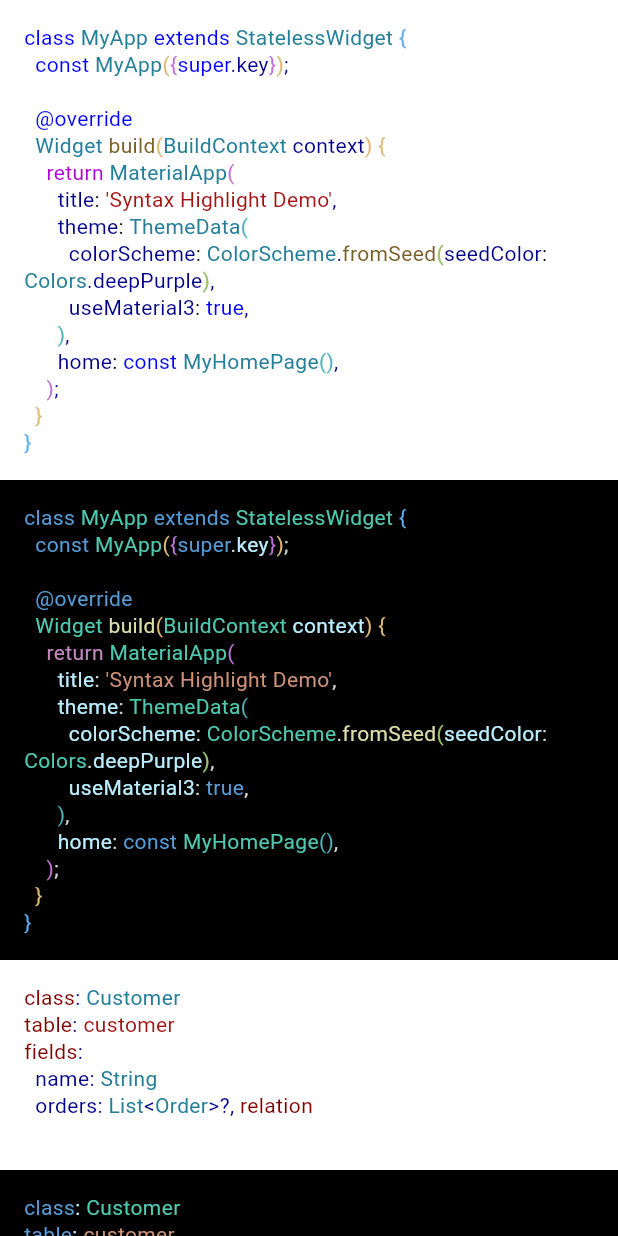
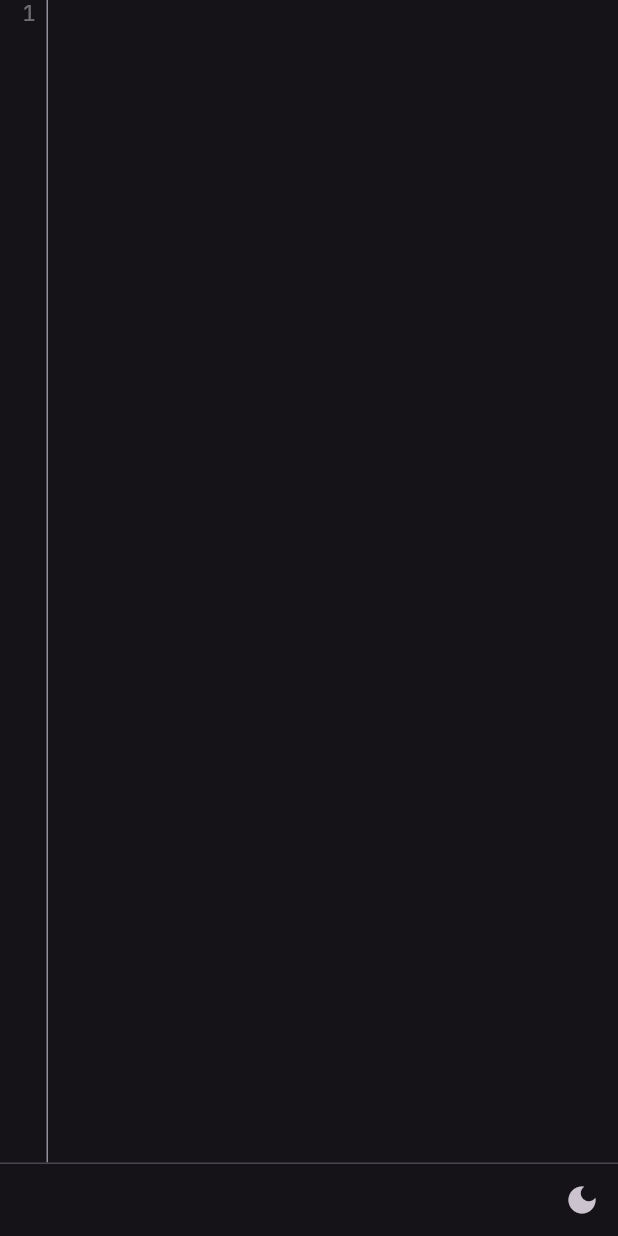
Before and after one commit to serverpod/syntax_highlight, a Flutter app: the screen it shows after launch, on a phone screen of 412 x 824 dp. Run offline on Flutter 3.47's test engine with Material 3 defaults, Android fonts, the phone set to English and light mode, and no system bars; our stand-ins replace google_fonts, string_scanner.

Commit message:
feat: Adds basic code editor and modifies the example to show the editor.

```diff
--- a/example/lib/main.dart
+++ b/example/lib/main.dart
@@ -2,39 +2,8 @@ import 'package:flutter/material.dart';
 import 'package:google_fonts/google_fonts.dart';
 import 'package:syntax_highlight/syntax_highlight.dart';
 
-// Example code.
-const _code = '''class MyApp extends StatelessWidget {
-  const MyApp({super.key});
-
-  @override
-  Widget build(BuildContext context) {
-    return MaterialApp(
-      title: 'Syntax Highlight Demo',
-      theme: ThemeData(
-        colorScheme: ColorScheme.fromSeed(seedColor: Colors.deepPurple),
-        useMaterial3: true,
-      ),
-      home: const MyHomePage(),
-    );
-  }
-}''';
-
-const _serverpodYaml = '''
-class: Customer
-table: customer
-fields:
-  name: String
-  orders: List<Order>?, relation
-''';
-
-const _json = '{"name":"John", "age":30, "car":null}';
-
 late final Highlighter _dartLightHighlighter;
 late final Highlighter _dartDarkHighlighter;
-late final Highlighter _serverpodProtocolLightYamlHighlighter;
-late final Highlighter _serverpodProtocolDarkYamlHighlighter;
-late final Highlighter _jsonLightHighlighter;
-late final Highlighter _jsonDarkHighlighter;
 
 void main() async {
   WidgetsFlutterBinding.ensureInitialized();
@@ -54,14 +23,6 @@ void main() async {
     language: 'dart',
     theme: lightTheme,
   );
-  _serverpodProtocolLightYamlHighlighter = Highlighter(
-    language: 'serverpod_protocol',
-    theme: lightTheme,
-  );
-  _jsonLightHighlighter = Highlighter(
-    language: 'json',
-    theme: lightTheme,
-  );
 
   // Load the default dark theme and create a highlighter.
   var darkTheme = await HighlighterTheme.loadDarkTheme();
@@ -69,113 +30,97 @@ void main() async {
     language: 'dart',
     theme: darkTheme,
   );
-  _serverpodProtocolDarkYamlHighlighter = Highlighter(
-    language: 'serverpod_protocol',
-    theme: darkTheme,
-  );
-  _jsonDarkHighlighter = Highlighter(
-    language: 'json',
-    theme: darkTheme,
-  );
 
   runApp(const MyApp());
 }
 
-class MyApp extends StatelessWidget {
+class MyApp extends StatefulWidget {
   const MyApp({super.key});
+
+  @override
+  State<MyApp> createState() => _MyAppState();
+}
+
+class _MyAppState extends State<MyApp> {
+  var _brightness = Brightness.dark;
+
+  void _setBrightness(Brightness brightness) {
+    setState(() {
+      _brightness = brightness;
+    });
+  }
 
   @override
   Widget build(BuildContext context) {
     return MaterialApp(
       title: 'Syntax Highlight Demo',
       theme: ThemeData(
-        colorScheme: ColorScheme.fromSeed(seedColor: Colors.deepPurple),
+        colorScheme: ColorScheme.fromSeed(
+          seedColor: Colors.deepPurple,
+          brightness: _brightness,
+        ),
         useMaterial3: true,
       ),
-      home: const MyHomePage(),
+      home: MyHomePage(
+        brightness: _brightness,
+        onSetBrightness: _setBrightness,
+      ),
     );
   }
 }
 
-class MyHomePage extends StatelessWidget {
-  const MyHomePage({Key? key}) : super(key: key);
+class MyHomePage extends StatefulWidget {
+  final Brightness brightness;
+  final void Function(Brightness) onSetBrightness;
 
+  const MyHomePage({
+    Key? key,
+    required this.brightness,
+    required this.onSetBrightness,
+  }) : super(key: key);
+
+  @override
+  State<MyHomePage> createState() => _MyHomePageState();
+}
+
+class _MyHomePageState extends State<MyHomePage> {
   @override
   Widget build(BuildContext context) {
     return Scaffold(
-      body: ListView(
+      body: Column(
         children: [
-          Container(
-            padding: const EdgeInsets.all(16),
-            color: Colors.white,
-            child: Text.rich(
-              // Highlight the code.
-              _dartLightHighlighter.highlight(_code),
-              style: GoogleFonts.jetBrainsMono(
+          Expanded(
+            child: CodeEditor(
+              textStyle: GoogleFonts.jetBrainsMono(
                 fontSize: 14,
                 height: 1.3,
               ),
+              controller: CodeEditorController(
+                  lightHighlighter: _dartLightHighlighter,
+                  darkHighlighter: _dartDarkHighlighter),
             ),
           ),
-          Container(
-            padding: const EdgeInsets.all(16),
-            color: Colors.black,
-            child: Text.rich(
-              // Highlight the code.
-              _dartDarkHighlighter.highlight(_code),
-              style: GoogleFonts.jetBrainsMono(
-                fontSize: 14,
-                height: 1.3,
+          const Divider(
+            height: 1,
+          ),
+          Row(
+            children: [
+              const Spacer(),
+              IconButton(
+                icon: Icon(
+                  widget.brightness == Brightness.light
+                      ? Icons.light_mode
+                      : Icons.dark_mode,
+                ),
+                onPressed: () {
+                  widget.onSetBrightness(
+                    widget.brightness == Brightness.light
+                        ? Brightness.dark
+                        : Brightness.light,
+                  );
+                },
               ),
-            ),
-          ),
-          Container(
-            padding: const EdgeInsets.all(16),
-            color: Colors.white,
-            child: Text.rich(
-              // Highlight the code.
-              _serverpodProtocolLightYamlHighlighter.highlight(_serverpodYaml),
-              style: GoogleFonts.jetBrainsMono(
-                fontSize: 14,
-                height: 1.3,
-              ),
-            ),
-          ),
-          Container(
-            padding: const EdgeInsets.all(16),
-            color: Colors.black,
-            child: Text.rich(
-              // Highlight the code.
-              _serverpodProtocolDarkYamlHighlighter.highlight(_serverpodYaml),
-              style: GoogleFonts.jetBrainsMono(
-                fontSize: 14,
-                height: 1.3,
-              ),
-            ),
-          ),
-          Container(
-            padding: const EdgeInsets.all(16),
-            color: Colors.white,
-            child: Text.rich(
-              // Highlight the code.
-              _jsonLightHighlighter.highlight(_json),
-              style: GoogleFonts.jetBrainsMono(
-                fontSize: 14,
-                height: 1.3,
-              ),
-            ),
-          ),
-          Container(
-            padding: const EdgeInsets.all(16),
-            color: Colors.black,
-            child: Text.rich(
-              // Highlight the code.
-              _jsonDarkHighlighter.highlight(_json),
-              style: GoogleFonts.jetBrainsMono(
-                fontSize: 14,
-                height: 1.3,
-              ),
-            ),
+            ],
           ),
         ],
       ),
--- /dev/null
+++ b/lib/src/code_editor.dart
@@ -0,0 +1,224 @@
+/// A code editor widget that provides syntax highlighting and line numbers.
+///
+/// This widget creates a text editor with the following features:
+/// * Line numbers in a gutter on the left side.
+/// * Syntax highlighting for supported languages.
+/// * Automatic line wrapping.
+/// * Optional read-only mode.
+///
+/// The editor consists of two main parts:
+/// 1. A line number gutter that automatically updates as text changes.
+/// 2. The main text editing area with syntax highlighting.
+import 'package:flutter/material.dart';
+import 'package:syntax_highlight/syntax_highlight.dart';
+
+/// Width of the line number gutter in logical pixels
+const _gutterWidth = 40.0;
+
+/// Margin between the gutter and main text area in logical pixels
+const _gutterMargin = 8.0;
+
+/// A code editor widget with syntax highlighting and line numbers.
+class CodeEditor extends StatefulWidget {
+  /// Creates a code editor widget.
+  ///
+  /// The [textStyle] parameter defines the base text style for the editor content.
+  /// The [controller] parameter manages the text content and syntax highlighting.
+  /// Set [readOnly] to true to prevent editing of the content.
+  const CodeEditor({
+    required this.textStyle,
+    required this.controller,
+    this.readOnly = false,
+    super.key,
+  });
+
+  /// The base text style for the editor content.
+  final TextStyle textStyle;
+
+  /// Controller that manages the text content and syntax highlighting.
+  final CodeEditorController controller;
+
+  /// Whether the editor content can be modified.
+  ///
+  /// When true, the editor becomes read-only and user input is ignored.
+  final bool readOnly;
+
+  @override
+  State<CodeEditor> createState() => _CodeEditorState();
+}
+
+class _CodeEditorState extends State<CodeEditor> {
+  final _lineNumberController = TextEditingController();
+  double? _codeFieldWidth;
+  final _codeScrollController = ScrollController();
+  final _lineNumberScrollController = ScrollController();
+
+  @override
+  void initState() {
+    super.initState();
+    widget.controller.addListener(() {
+      _lineNumberController.text = _computeLineNumbers();
+    });
+
+    _codeScrollController.addListener(() {
+      _lineNumberScrollController.jumpTo(_codeScrollController.offset);
+    });
+  }
+
+  @override
+  Widget build(BuildContext context) {
+    return Row(
+      crossAxisAlignment: CrossAxisAlignment.stretch,
+      children: [
+        Container(
+          width: _gutterWidth - _gutterMargin,
+          padding: const EdgeInsets.only(right: 4.0),
+          margin: const EdgeInsets.only(right: _gutterMargin),
+          decoration: BoxDecoration(
+            border: Border(
+              right: BorderSide(
+                color: Theme.of(context).dividerColor,
+              ),
+            ),
+          ),
+          child: IgnorePointer(
+            child: ScrollConfiguration(
+              behavior: const _HiddenHandleScrollBehavior(),
+              child: TextField(
+                scrollController: _lineNumberScrollController,
+                readOnly: true,
+                scrollPadding: EdgeInsets.zero,
+                style: widget.textStyle.copyWith(
+                  color: Theme.of(context).disabledColor,
+                ),
+                controller: _lineNumberController,
+                textAlign: TextAlign.right,
+                maxLines: null,
+                expands: true,
+                decoration: null,
+              ),
+            ),
+          ),
+        ),
+        Expanded(
+          child: LayoutBuilder(builder: (context, constraints) {
+            var codeFieldWidth = constraints.maxWidth;
+            if (codeFieldWidth != _codeFieldWidth) {
+              _codeFieldWidth = codeFieldWidth;
+              WidgetsBinding.instance.addPostFrameCallback((_) {
+                _lineNumberController.text = _computeLineNumbers();
+              });
+            }
+
+            return TextField(
+              readOnly: widget.readOnly,
+              scrollPadding: EdgeInsets.zero,
+              scrollController: _codeScrollController,
+              style: widget.textStyle,
+              controller: widget.controller,
+              maxLines: null,
+              expands: true,
+              decoration: null,
+            );
+          }),
+        ),
+      ],
+    );
+  }
+
+  String _computeLineNumbers() {
+    if (_codeFieldWidth == null) {
+      return '';
+    }
+
+    var text = widget.controller.text;
+    var textPainter = TextPainter(
+      textDirection: TextDirection.ltr,
+      text: TextSpan(
+        text: text,
+        style: widget.textStyle,
+      ),
+    );
+    textPainter.layout(
+      maxWidth: _codeFieldWidth!,
+    );
+
+    var lineNumberText = '';
+    var lineNumber = 1;
+    var wroteLineNumber = false;
+    var metrics = textPainter.computeLineMetrics();
+
+    for (var metric in metrics) {
+      if (!wroteLineNumber) {
+        lineNumberText += '$lineNumber\n';
+        lineNumber += 1;
+        wroteLineNumber = true;
+      } else {
+        lineNumberText += '\n';
+      }
+
+      if (metric.hardBreak) {
+        wroteLineNumber = false;
+      }
+    }
+
+    if (lineNumberText.isEmpty) {
+      lineNumberText = '1';
+    }
+
+    return lineNumberText;
+  }
+}
+
+/// A specialized [TextEditingController] that provides syntax highlighting.
+///
+/// This controller extends the standard text editing controller to add
+/// language-specific syntax highlighting to the text content.
+class CodeEditorController extends TextEditingController {
+  /// Creates a code editor controller.
+  ///
+  /// The [text] parameter sets the initial text content.
+  /// The [language] parameter specifies the programming language for syntax highlighting.
+  /// Defaults to 'dart' if not specified.
+  CodeEditorController({
+    super.text,
+    required this.lightHighlighter,
+    required this.darkHighlighter,
+  });
+
+  /// The highlighter instance used in light theme mode.
+  final Highlighter lightHighlighter;
+
+  /// The highlighter instance used in dark theme mode.
+  final Highlighter darkHighlighter;
+
+  @override
+  TextSpan buildTextSpan({
+    required BuildContext context,
+    TextStyle? style,
+    required bool withComposing,
+  }) {
+    var highlighted = Theme.of(context).brightness == Brightness.light
+        ? lightHighlighter.highlight(text)
+        : darkHighlighter.highlight(text);
+
+    return TextSpan(
+      style: style,
+      children: [highlighted],
+    );
+  }
+}
+
+/// A custom scroll behavior that hides the scrollbar.
+///
+/// This is used for the line number gutter to ensure it matches
+/// the main text area's scrolling without showing its own scrollbar.
+class _HiddenHandleScrollBehavior extends ScrollBehavior {
+  const _HiddenHandleScrollBehavior();
+
+  @override
+  Widget buildScrollbar(
+      BuildContext context, Widget child, ScrollableDetails details) {
+    return child;
+  }
+}
--- a/lib/syntax_highlight.dart
+++ b/lib/syntax_highlight.dart
@@ -1,3 +1,4 @@
 library syntax_highlight;
 
 export 'src/highlighter.dart';
+export 'src/code_editor.dart';
```
Also changed, not shown: example/pubspec.lock.
